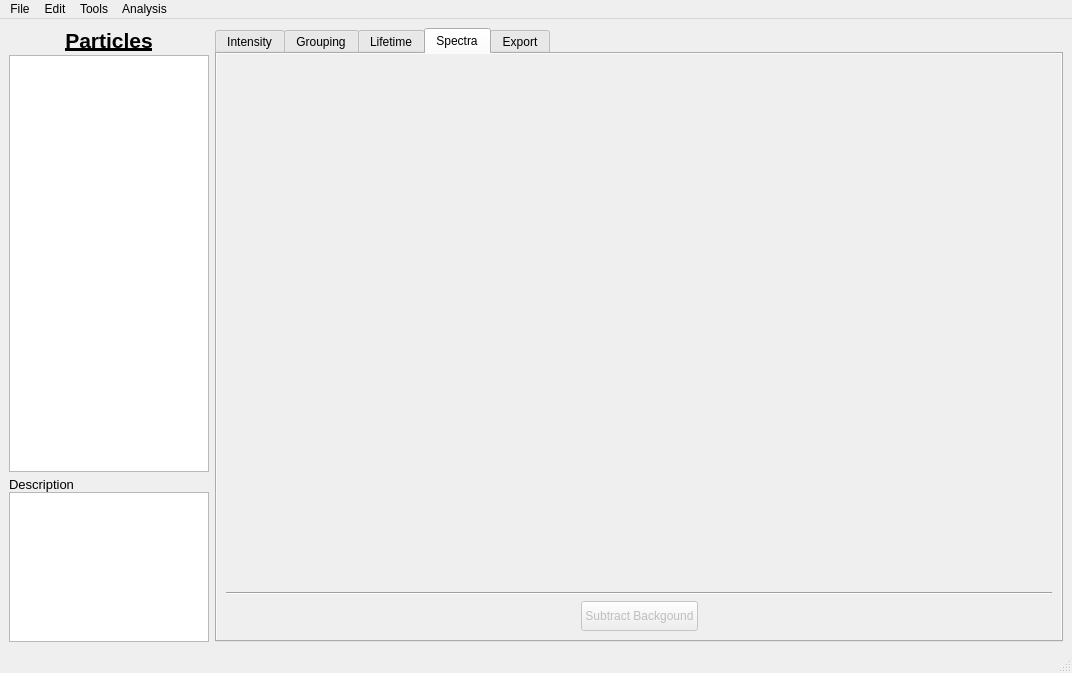
First picture: the form in resources/ui/mainwindow.ui, repository BioPhysicsUP/Full_SMS, before the edit.
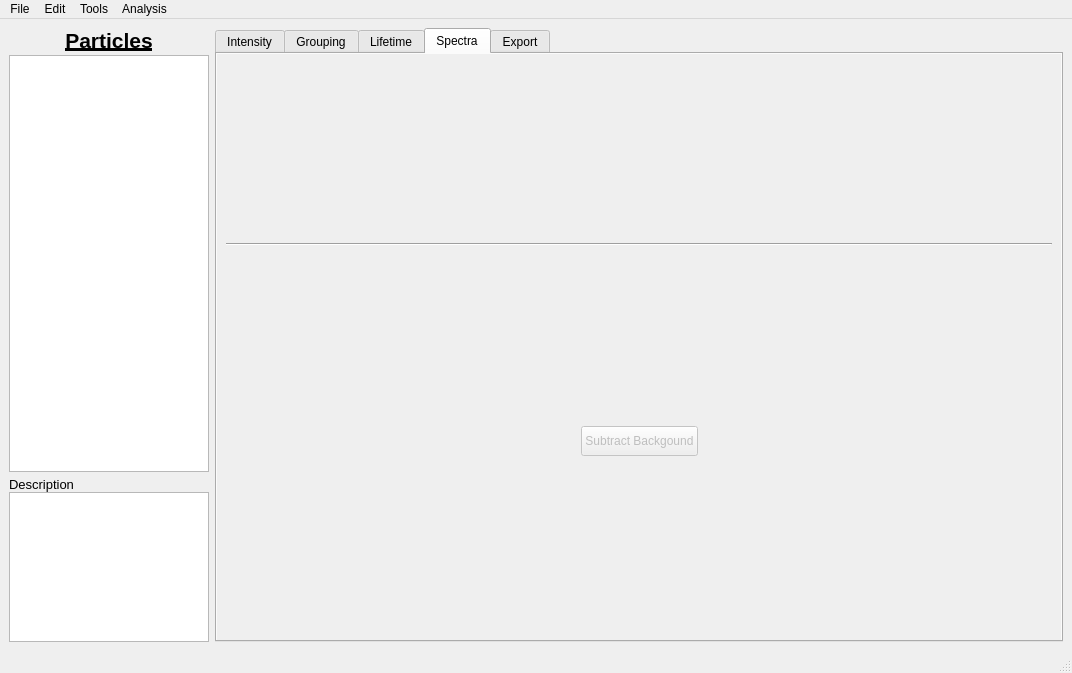
Second picture: the form after the edit. The open tabs and pages were chosen to show the change. Icons and pictures are not drawn. Custom widgets are drawn as their Qt base class.

Commit message: Fixed some things, and added axes to spectra.

What changed in the file:
```diff
--- a/resources/ui/mainwindow.ui
+++ b/resources/ui/mainwindow.ui
@@ -1911,7 +1911,7 @@
         <string>Spectra</string>
        </attribute>
        <layout class="QGridLayout" name="gridLayout_7">
-        <item row="3" column="0">
+        <item row="2" column="0">
          <layout class="QHBoxLayout" name="laySpectra_Buttons">
           <item>
            <spacer name="spcSpectra_Buttons_Left">
@@ -1973,7 +1973,7 @@
           </item>
          </layout>
         </item>
-        <item row="2" column="0">
+        <item row="1" column="0">
          <widget class="Line" name="lineSpectra_Buttons">
           <property name="sizePolicy">
            <sizepolicy hsizetype="Expanding" vsizetype="Fixed">
@@ -1987,14 +1987,11 @@
          </widget>
         </item>
         <item row="0" column="0">
-         <widget class="ImageView" name="pgSpectra_ImageView" native="true">
-          <property name="sizePolicy">
-           <sizepolicy hsizetype="Expanding" vsizetype="Expanding">
-            <horstretch>0</horstretch>
-            <verstretch>0</verstretch>
-           </sizepolicy>
+         <layout class="QVBoxLayout" name="laySpectra">
+          <property name="bottomMargin">
+           <number>6</number>
           </property>
-         </widget>
+         </layout>
         </item>
        </layout>
       </widget>
@@ -3442,12 +3439,6 @@
    <header>pyqtgraph.h</header>
    <container>1</container>
   </customwidget>
-  <customwidget>
-   <class>ImageView</class>
-   <extends>QWidget</extends>
-   <header>pyqtgraph.h</header>
-   <container>1</container>
-  </customwidget>
  </customwidgets>
  <tabstops>
   <tabstop>tabWidget</tabstop>
```
Left out of the diff: 2 changed lines with no effect on the pictures. The commit also changes 3 other files.
